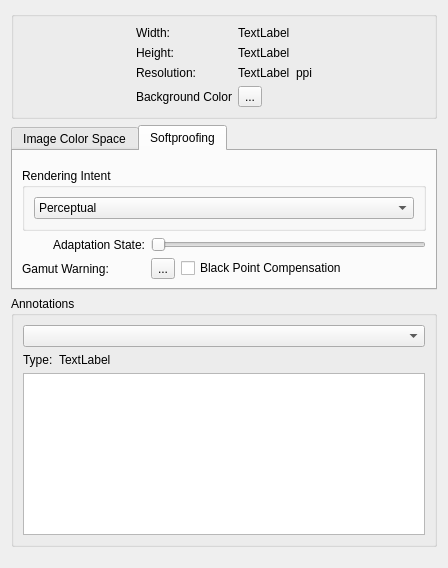
The window that libs/ui/forms/wdgimageproperties.ui (KDE/krita) describes before a commit, drawn with Qt 5.
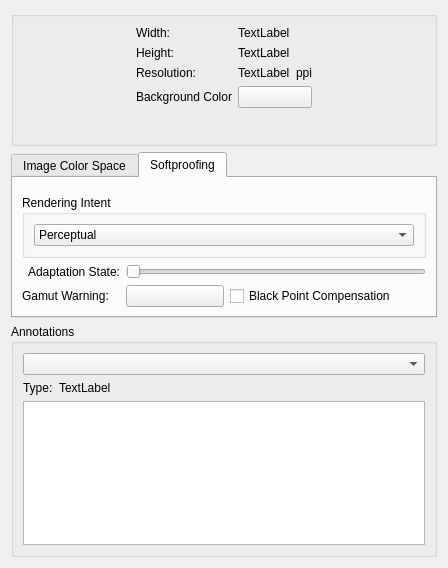
The same window after the commit. The open tabs and pages were chosen to show the change. Custom widgets are drawn as their Qt base class.

Patch:
```diff
--- a/libs/ui/forms/wdgimageproperties.ui
+++ b/libs/ui/forms/wdgimageproperties.ui
@@ -108,12 +108,19 @@
          </widget>
         </item>
         <item row="3" column="1">
-         <widget class="QToolButton" name="bnBackgroundColor">
+         <widget class="KisColorButton" name="bnBackgroundColor">
           <property name="text">
-           <string>...</string>
+           <string/>
           </property>
-          <property name="popupMode">
-           <enum>QToolButton::InstantPopup</enum>
+         </widget>
+        </item>
+        <item row="4" column="0" colspan="2">
+         <widget class="KisDoubleSliderSpinBox" name="sldBackgroundColor" native="true">
+          <property name="minimumSize">
+           <size>
+            <width>0</width>
+            <height>20</height>
+           </size>
           </property>
          </widget>
         </item>
@@ -227,13 +234,6 @@
        <string>Softproofing</string>
       </attribute>
       <layout class="QGridLayout" name="gridLayout">
-       <item row="3" column="1">
-        <widget class="QToolButton" name="gamutAlarm">
-         <property name="text">
-          <string>...</string>
-         </property>
-        </widget>
-       </item>
        <item row="3" column="0">
         <widget class="QLabel" name="lblGamutWarning">
          <property name="text">
@@ -313,6 +313,13 @@
          </layout>
         </widget>
        </item>
+       <item row="3" column="1">
+        <widget class="KisColorButton" name="gamutAlarm">
+         <property name="text">
+          <string/>
+         </property>
+        </widget>
+       </item>
       </layout>
      </widget>
     </widget>
@@ -320,6 +327,17 @@
   </layout>
  </widget>
  <customwidgets>
+  <customwidget>
+   <class>KisDoubleSliderSpinBox</class>
+   <extends>QWidget</extends>
+   <header>kis_slider_spin_box.h</header>
+   <container>1</container>
+  </customwidget>
+  <customwidget>
+   <class>KisColorButton</class>
+   <extends>QPushButton</extends>
+   <header>kis_color_button.h</header>
+  </customwidget>
   <customwidget>
    <class>KisColorSpaceSelector</class>
    <extends>QWidget</extends>
```
